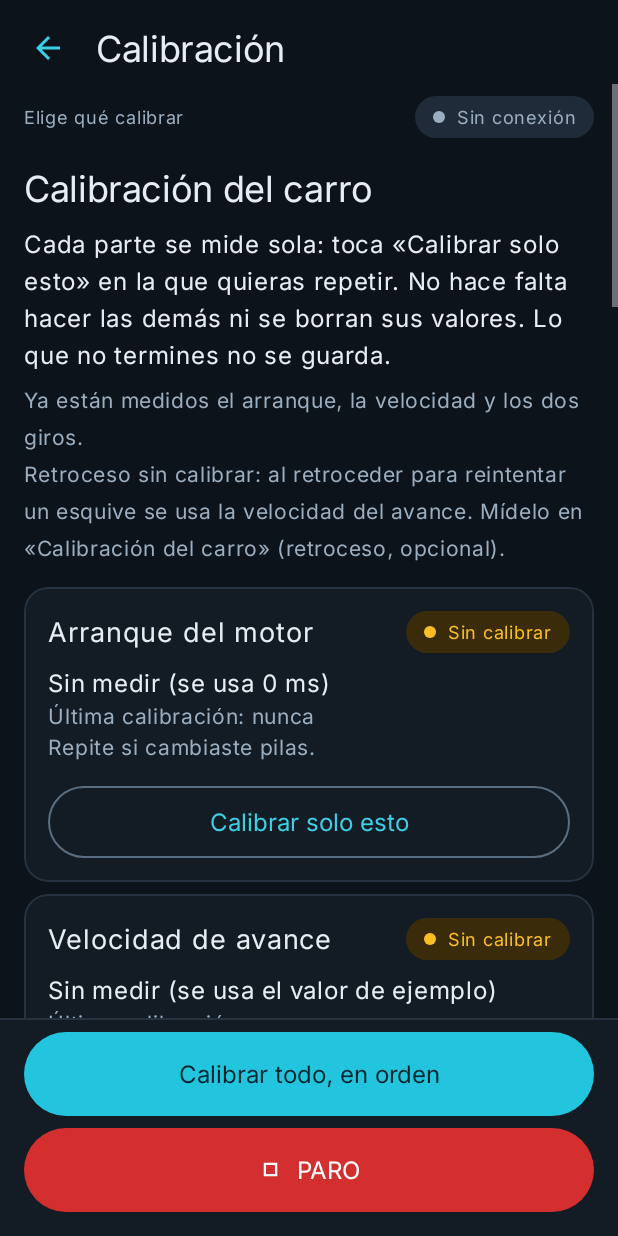
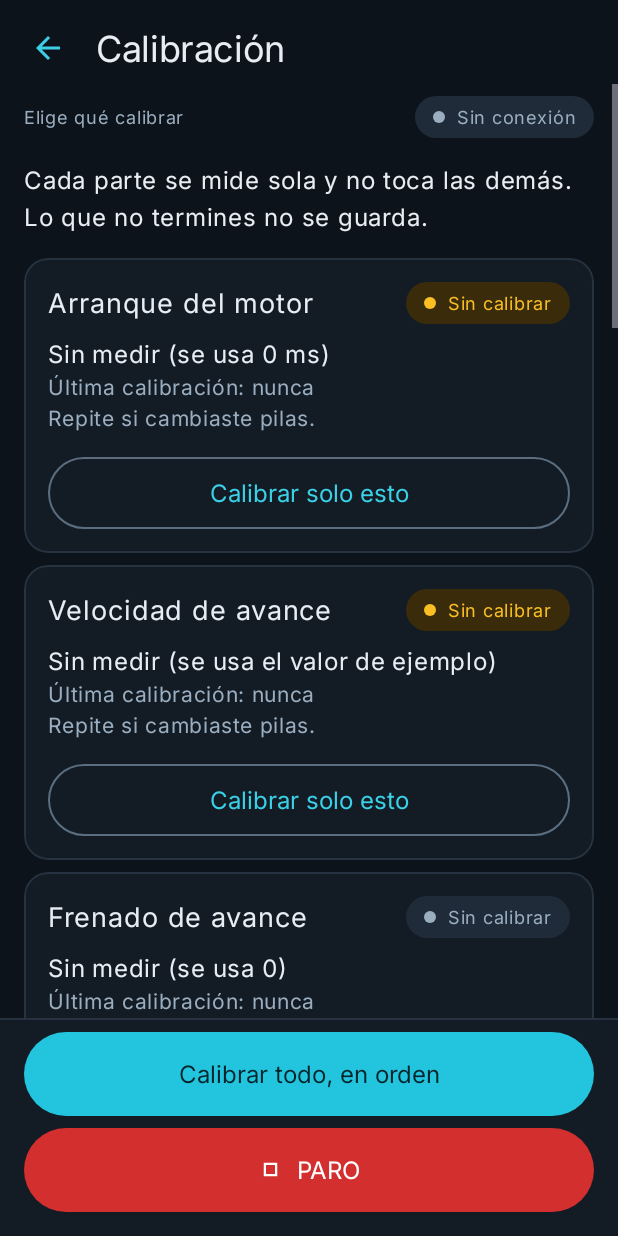
Before and after one commit to fernandosegrr/fsi_proyect, an Android app: the CalibracionActivity screen opened directly, with no data from a screen before it, on a phone screen of 412 x 824 dp. Run offline under Robolectric (Android 15) with nearby library versions, the phone set to English and light mode, and no system bars; libraries missing offline, so code that uses them is left out: kotlin.random; 18 statements that could not run were skipped.

Commit message:
Calibracion: correcciones de diseno tras revisarla en el telefono (textos cortados, selectores ocultos, boton tapado)
Con la app instalada en el Huawei y el carro falso (sin usar el carro ni cargar firmware):
- "MANUAL (255)", "90 real" y el boton de tres tiempos salian partidos y cortados: textos mas cortos y
  "Giro de 90 real" a todo el ancho con "180" y "Libre" debajo.
- El perfil, el lado y el giro de prueba quedaban bajo la tarjeta de notas: ahora la tarjeta va debajo.
- "Paso X de N" se partia en dos lineas junto al chip; la lista tenia un titulo repetido y avisos largos.
- "Guardar esta repeticion" y el campo del resultado quedaban tapados por el panel de abajo (el
  desplazamiento automatico usaba la posicion dentro del contenedor, no del scroll).
- La palabra STOP de la ilustracion del frenado tocaba la rueda.
Calibracion es solo vertical (manifiesto), por eso no hay version horizontal. Bitacora y progreso al dia.

Co-Authored-By: Claude Sonnet 5.5 <noreply@anthropic.com>

```diff
--- a/app_android/app/src/main/java/com/fsi/carro/CalibracionActivity.kt
+++ b/app_android/app/src/main/java/com/fsi/carro/CalibracionActivity.kt
@@ -914,7 +914,10 @@ class CalibracionActivity : androidx.appcompat.app.AppCompatActivity() {
 
     /** Arma las tarjetas de la lista (una por parte). */
     private fun armarLista() {
-        textoListaAviso.text = (guardada.avisoSiFalta() ?: "Ya están medidos el arranque, la velocidad y los dos giros.") + (guardada.avisoRetroceso()?.let { "\n$it" } ?: "")
+        // Solo se avisa de lo que falta de lo indispensable; el retroceso y lo demás se ven en su tarjeta.
+        val falta = guardada.avisoSiFalta()
+        textoListaAviso.text = falta ?: ""
+        textoListaAviso.visibility = if (falta == null) View.GONE else View.VISIBLE
         listaPartes.removeAllViews()
         for (p in Parte.values()) {
             val fila = layoutInflater.inflate(R.layout.item_calibracion_parte, listaPartes, false)
@@ -975,9 +978,8 @@ class CalibracionActivity : androidx.appcompat.app.AppCompatActivity() {
         val lista = todo
         textoPaso.text = when {
             lista != null -> getString(R.string.cal_paso_todo, todoIndice + 1, lista.size, indicePaso + 1, total)
-            p != null && total > 1 -> nombreParte(p) + " · " + getString(R.string.cal_paso, indicePaso + 1, total)
-            p != null -> nombreParte(p)
-            else -> ""
+            total > 1 -> getString(R.string.cal_paso, indicePaso + 1, total)   // el nombre de la parte ya es el título de la pantalla
+            else -> getString(R.string.cal_paso_unico)
         }
         if (progreso.max != total) {
             progreso.max = total
@@ -1090,7 +1092,7 @@ class CalibracionActivity : androidx.appcompat.app.AppCompatActivity() {
         }
         // Cuando aparece el campo del resultado, la pantalla baja hasta el botón «Guardar este resultado» (solo esa primera vez).
         if (esperandoDato && !datoMostrado) {
-            scroll.post { scroll.smoothScrollTo(0, (botonGuardar.bottom - scroll.height).coerceAtLeast(0)) }
+            scroll.post { scroll.fullScroll(View.FOCUS_DOWN) }   // hasta el final: ahí están el campo, «Guardar» y «Borrar el último dato» (botonGuardar.bottom es relativo a su contenedor, no al scroll)
         }
         datoMostrado = esperandoDato
         actualizarBotones()
--- a/app_android/app/src/main/java/com/fsi/carro/IlustracionCalibracion.kt
+++ b/app_android/app/src/main/java/com/fsi/carro/IlustracionCalibracion.kt
@@ -232,10 +232,10 @@ class IlustracionCalibracion @JvmOverloads constructor(contexto: Context, atribu
         pincelLinea.color = colorContorno
         pincelLinea.strokeWidth = dp(2f)
         pincelLinea.pathEffect = DashPathEffect(floatArrayOf(dp(5f), dp(5f)), 0f)
-        c.drawLine(carroX - 0.24f * u, rayaY, cx + 0.06f * u, rayaY, pincelLinea)
+        c.drawLine(carroX - 0.26f * u, rayaY, cx + 0.06f * u, rayaY, pincelLinea)
         pincelLinea.pathEffect = null
         pincelTexto.color = colorRueda
-        c.drawText("STOP", carroX - 0.34f * u, rayaY + pincelTexto.textSize / 3f, pincelTexto)
+        c.drawText("STOP", carroX - 0.52f * u, rayaY + pincelTexto.textSize / 3f, pincelTexto)   // la palabra queda a la izquierda de la raya, sin tocar la rueda
         dibujarFlecha(c, cx + 0.04f * u, rayaY, cx + 0.04f * u, frenadoY, u)               // el frenado: de la raya a donde queda el frente
         val posicion = if (enMarcha) salida + (reposo - salida) * fase else reposo
         dibujarCarro(c, carroX, posicion, u, 1f)
--- a/app_android/app/src/main/res/layout/activity_calibracion.xml
+++ b/app_android/app/src/main/res/layout/activity_calibracion.xml
@@ -84,19 +84,11 @@
                 android:visibility="gone">
 
                 <TextView
-                    android:id="@+id/texto_lista_titulo"
-                    style="@style/Texto.Titulo"
-                    android:layout_width="match_parent"
-                    android:layout_height="wrap_content"
-                    android:layout_marginTop="@dimen/e2"
-                    android:text="@string/cal_t_lista" />
-
-                <TextView
                     android:id="@+id/texto_lista_intro"
                     style="@style/Texto.Cuerpo"
                     android:layout_width="match_parent"
                     android:layout_height="wrap_content"
-                    android:layout_marginTop="@dimen/e1"
+                    android:layout_marginTop="@dimen/e2"
                     android:text="@string/cal_i_lista" />
 
                 <TextView
@@ -147,7 +139,7 @@
                 <com.fsi.carro.IlustracionCalibracion
                     android:id="@+id/calib_ilustracion"
                     android:layout_width="match_parent"
-                    android:layout_height="144dp"
+                    android:layout_height="120dp"
                     android:layout_marginTop="@dimen/e1" />
 
                 <TextView
@@ -167,30 +159,6 @@
                     android:textSize="20sp"
                     android:visibility="gone" />
 
-                <com.google.android.material.card.MaterialCardView
-                    android:layout_width="match_parent"
-                    android:layout_height="wrap_content"
-                    android:layout_marginTop="@dimen/e2">
-
-                    <LinearLayout
-                        android:layout_width="match_parent"
-                        android:layout_height="wrap_content"
-                        android:orientation="vertical"
-                        android:padding="@dimen/e2">
-
-                        <TextView
-                            android:id="@+id/texto_nota"
-                            style="@style/Texto.Suave"
-                            android:layout_width="match_parent"
-                            android:layout_height="wrap_content" />
-
-                        <TextView
-                            android:id="@+id/texto_datos"
-                            style="@style/Texto.Datos"
-                            android:layout_width="match_parent"
-                            android:layout_height="wrap_content" />
-                    </LinearLayout>
-                </com.google.android.material.card.MaterialCardView>
 
                 <!-- Perfil y lado (ajuste fino del giro de 90°, recta y desplazamiento al girar). -->
                 <LinearLayout
@@ -282,6 +250,14 @@
                         android:layout_height="wrap_content"
                         android:text="@string/cal_gp_titulo" />
 
+                    <com.google.android.material.button.MaterialButton
+                        android:id="@+id/gp_90"
+                        style="@style/Boton.Secundario"
+                        android:layout_width="match_parent"
+                        android:layout_height="@dimen/toque_minimo"
+                        android:layout_marginTop="@dimen/e1"
+                        android:text="@string/cal_gp_90" />
+
                     <LinearLayout
                         android:layout_width="match_parent"
                         android:layout_height="wrap_content"
@@ -289,20 +265,10 @@
                         android:orientation="horizontal">
 
                         <com.google.android.material.button.MaterialButton
-                            android:id="@+id/gp_90"
-                            style="@style/Boton.Secundario"
-                            android:layout_width="0dp"
-                            android:layout_height="@dimen/toque_minimo"
-                            android:layout_marginEnd="@dimen/e0"
-                            android:layout_weight="1"
-                            android:text="@string/cal_gp_90" />
-
-                        <com.google.android.material.button.MaterialButton
                             android:id="@+id/gp_180"
                             style="@style/Boton.Secundario"
                             android:layout_width="0dp"
                             android:layout_height="@dimen/toque_minimo"
-                            android:layout_marginStart="@dimen/e0"
                             android:layout_marginEnd="@dimen/e0"
                             android:layout_weight="1"
                             android:text="@string/cal_gp_180" />
@@ -377,6 +343,32 @@
                         android:layout_marginTop="@dimen/e1"
                         android:textColor="@color/aviso" />
                 </LinearLayout>
+
+                <!-- Nota y datos de la prueba: debajo de los selectores (perfil, lado y giro de prueba) para que lo que se elige se vea sin desplazar. -->
+                <com.google.android.material.card.MaterialCardView
+                    android:layout_width="match_parent"
+                    android:layout_height="wrap_content"
+                    android:layout_marginTop="@dimen/e2">
+
+                    <LinearLayout
+                        android:layout_width="match_parent"
+                        android:layout_height="wrap_content"
+                        android:orientation="vertical"
+                        android:padding="@dimen/e2">
+
+                        <TextView
+                            android:id="@+id/texto_nota"
+                            style="@style/Texto.Suave"
+                            android:layout_width="match_parent"
+                            android:layout_height="wrap_content" />
+
+                        <TextView
+                            android:id="@+id/texto_datos"
+                            style="@style/Texto.Datos"
+                            android:layout_width="match_parent"
+                            android:layout_height="wrap_content" />
+                    </LinearLayout>
+                </com.google.android.material.card.MaterialCardView>
 
                 <!-- Ajuste fino del giro de 90°: ¿cómo giró? (aparece cuando termina la prueba) -->
                 <LinearLayout
--- a/app_android/app/src/main/res/values/textos_vision_cal.xml
+++ b/app_android/app/src/main/res/values/textos_vision_cal.xml
@@ -54,12 +54,13 @@
     <!-- ═══ Calibración ═══ -->
     <string name="cal_titulo">Calibración</string>
     <string name="cal_paso">Paso %1$d de %2$d</string>
-    <string name="cal_paso_todo">Parte %1$d de %2$d · paso %3$d de %4$d</string>
+    <string name="cal_paso_todo">Parte %1$d/%2$d · paso %3$d/%4$d</string>
+    <string name="cal_paso_unico">Una sola pantalla</string>
     <string name="cal_paso_lista">Elige qué calibrar</string>
 
     <!-- La lista de partes -->
     <string name="cal_t_lista">Calibración del carro</string>
-    <string name="cal_i_lista">Cada parte se mide sola: toca «Calibrar solo esto» en la que quieras repetir. No hace falta hacer las demás ni se borran sus valores. Lo que no termines no se guarda.</string>
+    <string name="cal_i_lista">Cada parte se mide sola y no toca las demás. Lo que no termines no se guarda.</string>
     <string name="cal_pilas">Repite si cambiaste pilas.</string>
     <string name="cal_b_solo_esto">Calibrar solo esto</string>
     <string name="cal_b_todo">Calibrar todo, en orden</string>
@@ -149,10 +150,10 @@
 
     <!-- Giro de prueba -->
     <string name="cal_gp_titulo">GIRO DE PRUEBA</string>
-    <string name="cal_gp_90">90° real</string>
+    <string name="cal_gp_90">Giro de 90° real</string>
     <string name="cal_gp_180">180°</string>
     <string name="cal_gp_libre">Libre</string>
-    <string name="cal_gp_tres">Completa: tres tiempos (500, 1000 y 1500 ms)</string>
+    <string name="cal_gp_tres">Tres tiempos (500, 1000, 1500)</string>
     <string name="cal_gp_menos">100 ms menos</string>
     <string name="cal_gp_mas">100 ms más</string>
 
@@ -166,8 +167,8 @@
     <string name="cal_aj_mas">Un centímetro más</string>
     <string name="cal_aj_ejes">Ancho entre las ruedas de un lado y las del otro (cm)</string>
     <string name="cal_aj_perfil">PERFIL</string>
-    <string name="cal_aj_perfil_auto">AUTO (210)</string>
-    <string name="cal_aj_perfil_manual">MANUAL (255)</string>
+    <string name="cal_aj_perfil_auto">AUTO 210</string>
+    <string name="cal_aj_perfil_manual">MANUAL 255</string>
     <string name="cal_aj_lado">LADO</string>
     <string name="cal_aj_lado_izq">Izquierda</string>
     <string name="cal_aj_lado_der">Derecha</string>
```
Also changed, not shown: 3 other files.
